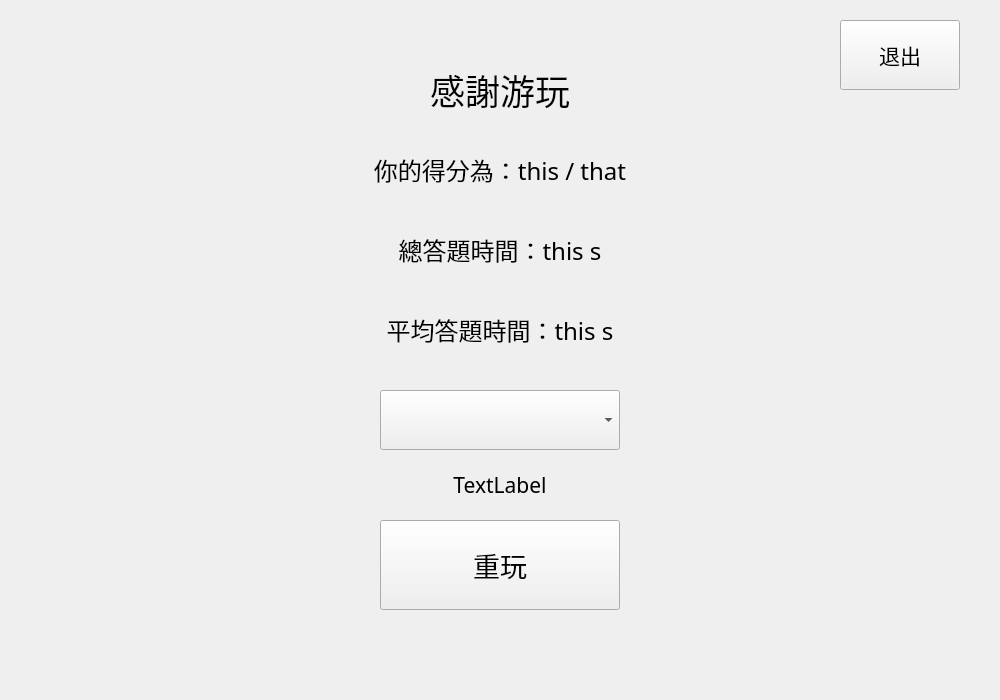
This is OutroWidget.ui in hwc20896/ChineseProj as Qt 5 draws it before an edit. The edited form follows.
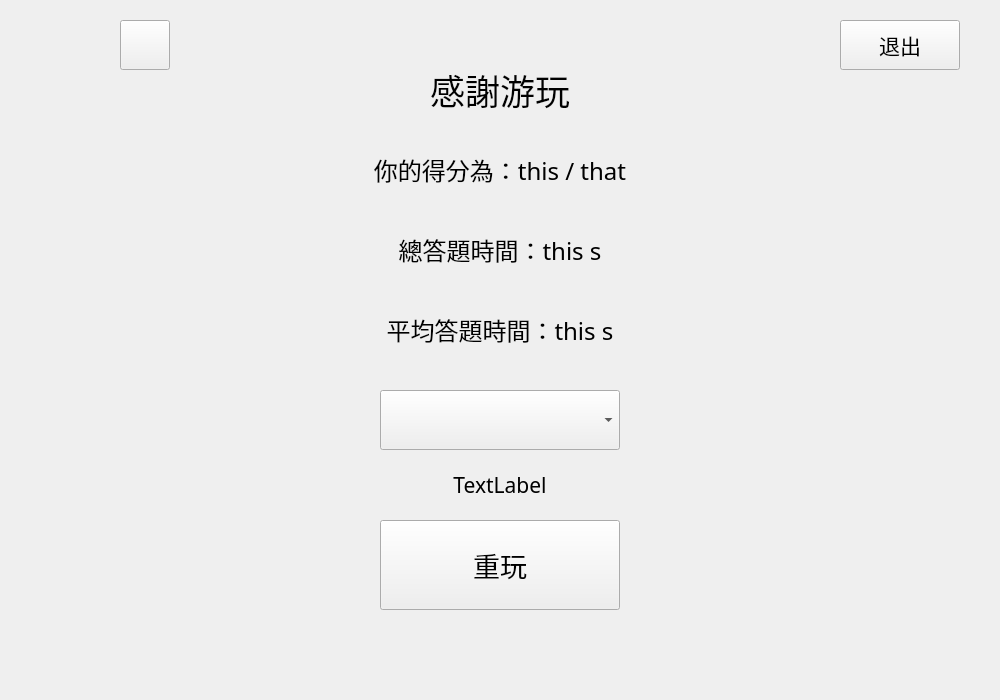
This is the edited form.

Commit message: Added mute switch

Diff of the .ui file:
```diff
--- a/OutroWidget.ui
+++ b/OutroWidget.ui
@@ -134,7 +134,7 @@
      <x>840</x>
      <y>20</y>
      <width>120</width>
-     <height>70</height>
+     <height>50</height>
     </rect>
    </property>
    <property name="font">
@@ -191,6 +191,25 @@
     <set>Qt::AlignmentFlag::AlignHCenter|Qt::AlignmentFlag::AlignTop</set>
    </property>
   </widget>
+  <widget class="QPushButton" name="muteSwitch">
+   <property name="geometry">
+    <rect>
+     <x>120</x>
+     <y>20</y>
+     <width>50</width>
+     <height>50</height>
+    </rect>
+   </property>
+   <property name="text">
+    <string/>
+   </property>
+   <property name="iconSize">
+    <size>
+     <width>40</width>
+     <height>40</height>
+    </size>
+   </property>
+  </widget>
  </widget>
  <resources/>
  <connections/>
```
The commit also changes 14 other files.
